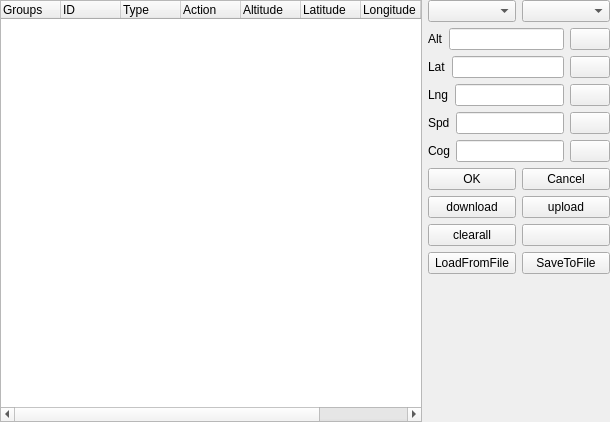
Old version of the form Mission/mission.ui in the repository qingshuiliuyun/NewGrass.
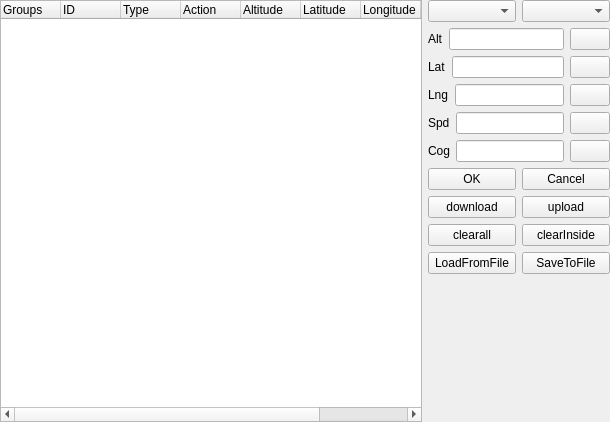
New version of the form. Icons and pictures are not drawn.

The edit to the form file:
```diff
--- a/Mission/mission.ui
+++ b/Mission/mission.ui
@@ -251,7 +251,7 @@
        <item row="8" column="1">
         <widget class="QPushButton" name="pushButton_6">
          <property name="text">
-          <string/>
+          <string>clearInside</string>
          </property>
         </widget>
        </item>
```
Left out of the diff: 2 changed lines with no effect on the pictures.
